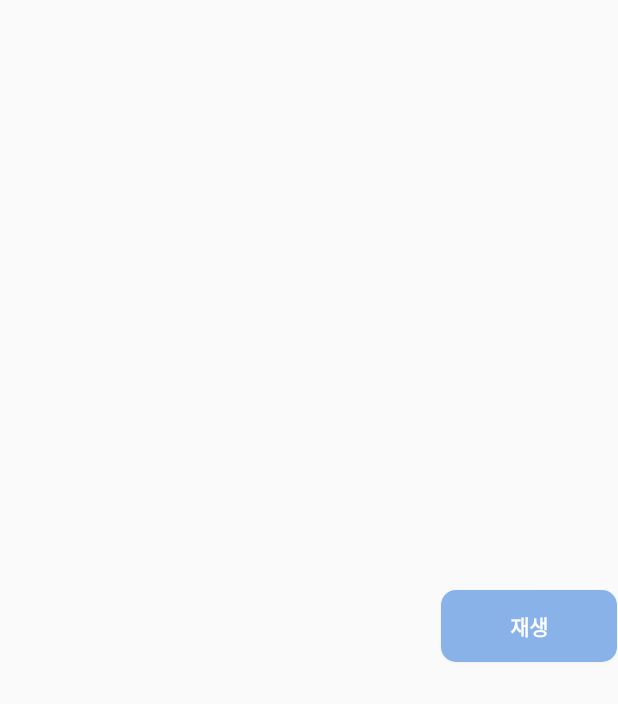
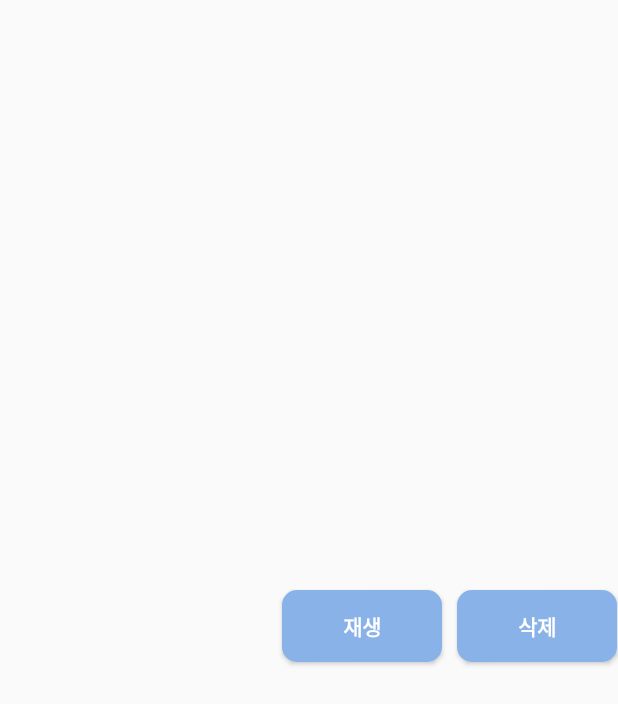
Before and after one commit to 2020-Hallym-Capstone-Design-Team-PHAS/PHAS_Android, an Android app: the layout listview_item.xml on its own in the app's theme, with its tools: preview values and no code run, on a phone screen of 412 x 824 dp. Shown: the top 704 px of the screen. Run offline under Robolectric (Android 15) with nearby library versions, the phone set to English and light mode, and no system bars.

Commit message:
저장된 파일 삭제 (2020.06.10)

```diff
--- a/app/src/main/java/com/example/phas/HttpMultiPart.java
+++ b/app/src/main/java/com/example/phas/HttpMultiPart.java
@@ -14,8 +14,7 @@ import okhttp3.RequestBody;
 import okhttp3.Response;
 
 public class HttpMultiPart {
-    public HttpMultiPart(final File file) {
-
+    public HttpMultiPart() {
         RequestBody requestBody = new MultipartBody.Builder()
                 .setType(MultipartBody.FORM)
                 .addFormDataPart("user_id", Values.email)
--- a/app/src/main/java/com/example/phas/ListAdapter.java
+++ b/app/src/main/java/com/example/phas/ListAdapter.java
@@ -15,6 +15,7 @@ public class ListAdapter extends ArrayAdapter {
     private int resourceId;                 // 생성자로부터 전달된 resource id 값을 저장.
     private ArrayList<ListViewItem> data = null;
     Button list_play;
+    Button list_delete;
 
     public ListAdapter(Context context, int resource, ArrayList<ListViewItem> list) {
         super(context, resource, list);
@@ -47,6 +48,9 @@ public class ListAdapter extends ArrayAdapter {
         list_play = (Button) convertView.findViewById(R.id.list_play);
         list_play.setOnClickListener(data.get(position).onClickListener);
 
+        list_delete = (Button) convertView.findViewById(R.id.list_delete);
+        list_delete.setOnClickListener(data.get(position).onClickListener);
+
         convertView.setTag("" + position);
         return convertView;
     }
--- a/app/src/main/java/com/example/phas/MainActivity.java
+++ b/app/src/main/java/com/example/phas/MainActivity.java
@@ -272,9 +272,7 @@ public class MainActivity extends AppCompatActivity {
         mSend.setOnClickListener(new View.OnClickListener() {
             @Override
             public void onClick(View v) {
-                File f = new File(Values.path);
-                Log.d("path test", Values.path);
-                new HttpMultiPart(f);
+                new HttpMultiPart();
             }
         });
     }
--- a/app/src/main/res/layout/listview_item.xml
+++ b/app/src/main/res/layout/listview_item.xml
@@ -20,8 +20,22 @@
         android:layout_weight="0.4"
         android:layout_marginBottom="5dp"
         android:layout_marginTop="5dp"
+        android:layout_marginRight="10dp"
         android:background="@drawable/btn_round_shape"
         android:text="재생"
         android:textColor="@color/colorWhite"
         android:textStyle="bold"/>
+
+    <Button
+        android:id="@+id/list_delete"
+        android:layout_width="wrap_content"
+        android:layout_height="wrap_content"
+        android:layout_weight="0.4"
+        android:layout_marginBottom="5dp"
+        android:layout_marginTop="5dp"
+        android:background="@drawable/btn_round_shape"
+        android:text="삭제"
+        android:textColor="@color/colorWhite"
+        android:textStyle="bold"/>
+
 </LinearLayout>
```
Also changed, not shown: app/src/main/java/com/example/phas/HistoryActivity.java (+55 -11 lines), 6 other files.
